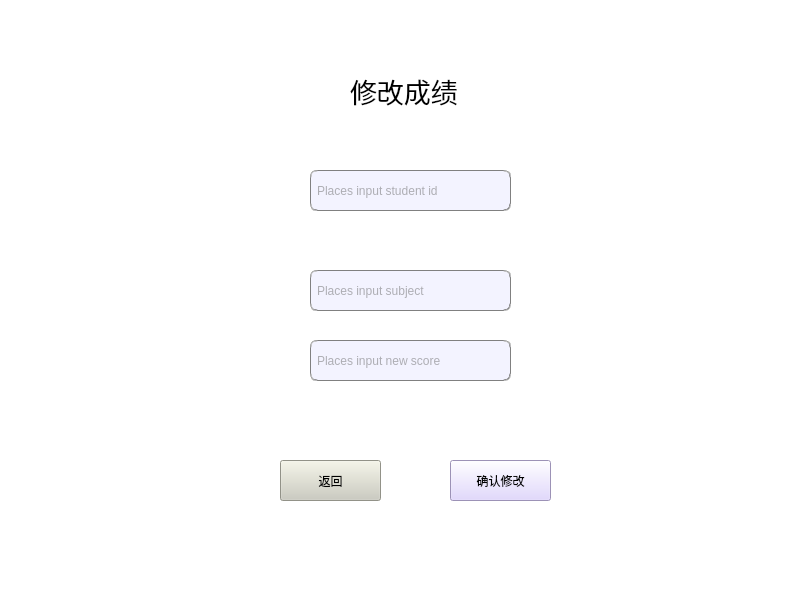
Before: the Qt Designer form CODE/revise_score.ui in lensans/-, drawn with Qt 5.
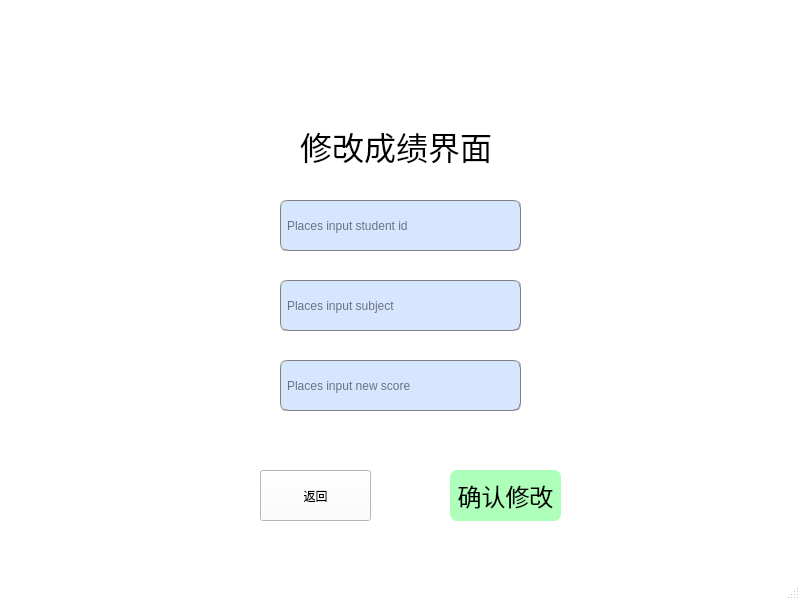
After: the same form once the commit is applied. Icons and pictures are not drawn.

What changed in the file:
```diff
--- a/CODE/revise_score.ui
+++ b/CODE/revise_score.ui
@@ -14,21 +14,43 @@
    <string>MainWindow</string>
   </property>
   <property name="styleSheet">
-   <string notr="true">background-color: rgb(255, 255, 255);</string>
+   <string notr="true">QMainWindow#revise_score
+{
+	border-image: url(:/Desktop/pic.png);
+	background-color: rgb(255, 255, 255);
+	
+}
+
+</string>
   </property>
   <widget class="QWidget" name="centralwidget">
    <widget class="QPushButton" name="btn_revise_return">
     <property name="geometry">
      <rect>
-      <x>280</x>
-      <y>460</y>
-      <width>101</width>
-      <height>41</height>
+      <x>260</x>
+      <y>470</y>
+      <width>111</width>
+      <height>51</height>
      </rect>
     </property>
+    <property name="layoutDirection">
+     <enum>Qt::LeftToRight</enum>
+    </property>
     <property name="styleSheet">
-     <string notr="true">font: 16pt &quot;宋体&quot;;
-background-color: rgb(204, 204, 191);</string>
+     <string notr="true">
+QMainWindow#revise_score QPushButton#btn_revise_return
+{
+   font: 18pt &quot;宋体&quot;;
+	
+	background-color: rgb(255, 255, 255);
+color: rgb(0,0,0);
+}
+
+QMainWindow#revise_score QPushButton#btn_revise_return:hover
+{
+	
+	background-color: rgb(195, 195, 195);
+}</string>
     </property>
     <property name="text">
      <string>返回</string>
@@ -37,18 +59,18 @@
    <widget class="QLineEdit" name="revise_student_id">
     <property name="geometry">
      <rect>
-      <x>310</x>
-      <y>170</y>
-      <width>201</width>
-      <height>41</height>
+      <x>280</x>
+      <y>200</y>
+      <width>241</width>
+      <height>51</height>
      </rect>
     </property>
     <property name="styleSheet">
-     <string notr="true">background-color: rgb(243, 243, 255);
+     <string notr="true">background-color: rgb(214, 230, 255);
 border:1px groove gray;border-radius:
 7px;padding:2px 4px;
-font: 10pt &quot;宋体&quot;;
-color: rgb(103, 103, 103);</string>
+font: 12pt &quot;宋体&quot;;
+color: rgb(0,0,0);</string>
     </property>
     <property name="text">
      <string/>
@@ -61,14 +83,36 @@
     <property name="geometry">
      <rect>
       <x>450</x>
-      <y>460</y>
-      <width>101</width>
-      <height>41</height>
+      <y>470</y>
+      <width>111</width>
+      <height>51</height>
      </rect>
     </property>
+    <property name="font">
+     <font>
+      <family>Candara</family>
+      <pointsize>18</pointsize>
+      <italic>false</italic>
+      <bold>false</bold>
+     </font>
+    </property>
     <property name="styleSheet">
-     <string notr="true">font: 16pt &quot;宋体&quot;;
-background-color: rgb(218, 205, 255);</string>
+     <string notr="true">QMainWindow#revise_score QPushButton#btn_revise_confirm
+{
+	
+	background-color: rgb(174, 255, 186);
+  color: rgb(0,0,0);
+
+border:0px groove gray;border-radius:
+7px;padding:2px 4px;
+font: 18pt &quot;Candara&quot;;
+
+}
+
+QMainWindow#revise_score QPushButton#btn_revise_confirm:hover
+{
+	background-color: rgb(120,200,150);
+}</string>
     </property>
     <property name="text">
      <string>确认修改</string>
@@ -77,37 +121,40 @@
    <widget class="QLabel" name="revise_title">
     <property name="geometry">
      <rect>
-      <x>350</x>
-      <y>60</y>
-      <width>141</width>
-      <height>61</height>
+      <x>300</x>
+      <y>110</y>
+      <width>221</width>
+      <height>71</height>
      </rect>
     </property>
     <property name="font">
      <font>
       <family>宋体</family>
-      <pointsize>20</pointsize>
+      <pointsize>24</pointsize>
      </font>
     </property>
+    <property name="styleSheet">
+     <string notr="true">color: rgb(0, 0, 0);</string>
+    </property>
     <property name="text">
-     <string>修改成绩</string>
+     <string>修改成绩界面</string>
     </property>
    </widget>
    <widget class="QLineEdit" name="revise_subject">
     <property name="geometry">
      <rect>
-      <x>310</x>
-      <y>270</y>
-      <width>201</width>
-      <height>41</height>
+      <x>280</x>
+      <y>280</y>
+      <width>241</width>
+      <height>51</height>
      </rect>
     </property>
     <property name="styleSheet">
-     <string notr="true">background-color: rgb(243, 243, 255);
+     <string notr="true">background-color: rgb(214, 230, 255);
 border:1px groove gray;border-radius:
 7px;padding:2px 4px;
-font: 10pt &quot;宋体&quot;;
-color: rgb(103, 103, 103);</string>
+font: 12pt &quot;宋体&quot;;
+color: rgb(0,0,0);</string>
     </property>
     <property name="placeholderText">
      <string>Places input subject</string>
@@ -116,18 +163,18 @@
    <widget class="QLineEdit" name="revise_new_score">
     <property name="geometry">
      <rect>
-      <x>310</x>
-      <y>340</y>
-      <width>201</width>
-      <height>41</height>
+      <x>280</x>
+      <y>360</y>
+      <width>241</width>
+      <height>51</height>
      </rect>
     </property>
     <property name="styleSheet">
-     <string notr="true">background-color: rgb(243, 243, 255);
+     <string notr="true">background-color: rgb(214, 230, 255);
 border:1px groove gray;border-radius:
 7px;padding:2px 4px;
-font: 10pt &quot;宋体&quot;;
-color: rgb(103, 103, 103);</string>
+font: 12pt &quot;宋体&quot;;
+color: rgb(0,0,0);</string>
     </property>
     <property name="placeholderText">
      <string>Places input new score</string>
```
Left out of the diff: 2 changed lines with no effect on the pictures.
